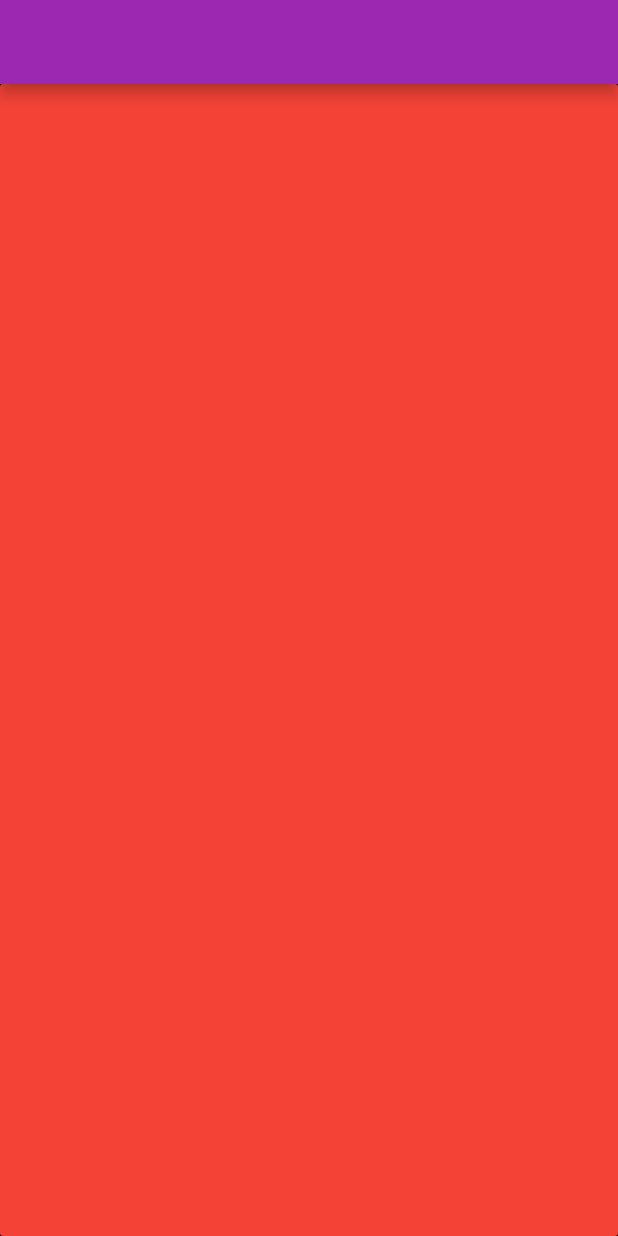
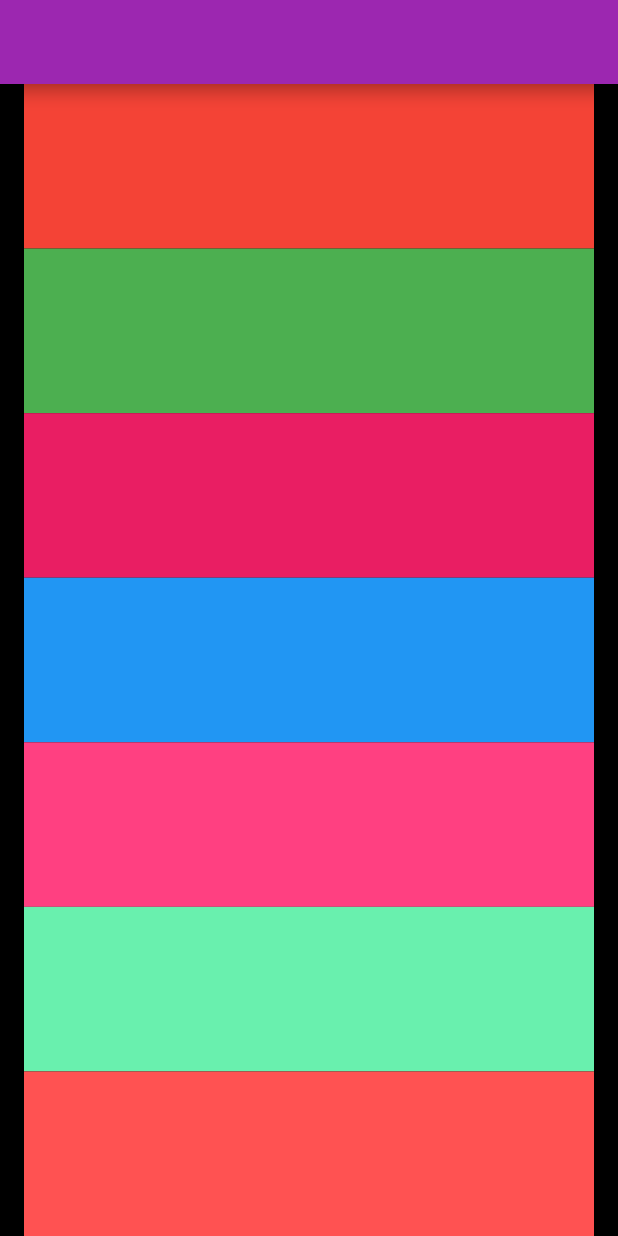
Before and after one commit to PATHAKABHISHEK/Xylophone, a Flutter app: the screen it shows after launch, on a phone screen of 412 x 824 dp. Run offline on Flutter 3.47's test engine with Material 2 defaults, Android fonts, the phone set to English and light mode, and no system bars.

Commit message:
created a resuable musical button widtget

```diff
--- a/lib/main.dart
+++ b/lib/main.dart
@@ -1,6 +1,19 @@
 import 'package:flutter/material.dart';
 
 void main() => runApp(MyApp());
+
+Expanded playButton({Color color}) {
+  return Expanded(
+    child: FlatButton(
+      onPressed: () {
+        // play sound
+      },
+      child: Container(
+        color: color,
+      ),
+    ),
+  );
+}
 
 class MyApp extends StatelessWidget {
   @override
@@ -12,14 +25,13 @@ class MyApp extends StatelessWidget {
         body: Column(
           crossAxisAlignment: CrossAxisAlignment.stretch,
           children: <Widget>[
-            Expanded(
-              child: FlatButton(
-                onPressed: () {
-                  // play sound
-                },
-                color: Colors.red,
-              ),
-            )
+            playButton(color: Colors.red),
+            playButton(color: Colors.green),
+            playButton(color: Colors.pink),
+            playButton(color: Colors.blue),
+            playButton(color: Colors.pinkAccent),
+            playButton(color: Colors.greenAccent),
+            playButton(color: Colors.redAccent),
           ],
         ),
       ),
```
